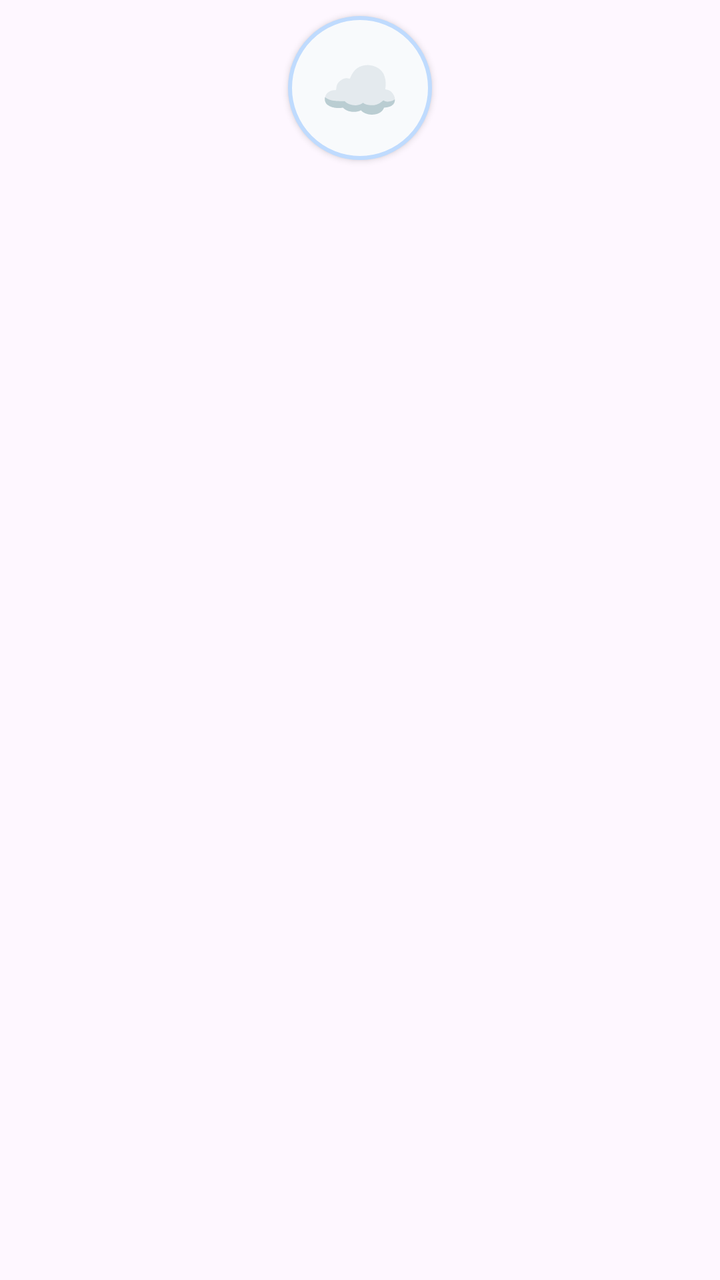
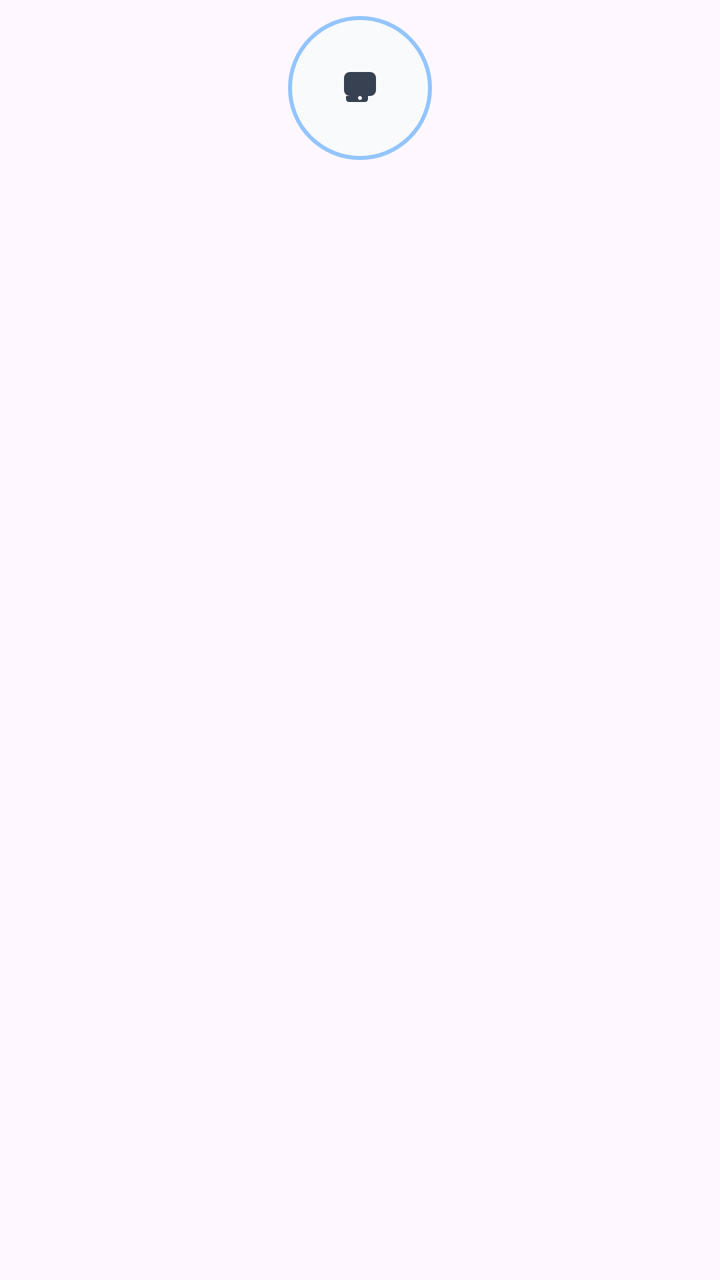

Screens rendered from an Android XML layout before and after an edit, with the pre-edit source and the edit as a unified diff.
<!-- AndroidManifest.xml: application theme Theme.Cloudy -->
<!-- res/layout/floating_cloud.xml -->
<?xml version="1.0" encoding="utf-8"?>
<LinearLayout xmlns:android="http://schemas.android.com/apk/res/android"
    android:layout_width="wrap_content"
    android:layout_height="wrap_content"
    android:orientation="vertical"
    android:gravity="center_horizontal">

    <LinearLayout
        android:id="@+id/contentPanel"
        android:layout_width="280dp"
        android:layout_height="wrap_content"
        android:orientation="vertical"
        android:padding="12dp"
        android:background="@drawable/cloud_panel_background"
        android:visibility="gone">

        <TextView
            android:layout_width="match_parent"
            android:layout_height="wrap_content"
            android:text="كلودي"
            android:textColor="#1E293B"
            android:textSize="18sp"
            android:textStyle="bold"
            android:gravity="center" />

        <EditText
            android:id="@+id/inputField"
            android:layout_width="match_parent"
            android:layout_height="wrap_content"
            android:layout_marginTop="10dp"
            android:hint="اكتب رسالة..."
            android:textColor="#0F172A"
            android:textColorHint="#94A3B8"
            android:padding="8dp"
            android:background="#E2E8F0"
            android:textSize="13sp" />

        <LinearLayout
            android:layout_width="match_parent"
            android:layout_height="wrap_content"
            android:layout_marginTop="10dp"
            android:orientation="horizontal"
            android:gravity="center">

            <Button
                android:id="@+id/sendButton"
                android:layout_width="0dp"
                android:layout_height="wrap_content"
                android:layout_weight="1"
                android:text="إرسال"
                android:backgroundTint="#2563EB"
                android:textColor="#FFFFFF"
                android:textSize="12sp" />

            <Button
                android:id="@+id/voiceButton"
                android:layout_width="0dp"
                android:layout_height="wrap_content"
                android:layout_weight="1"
                android:layout_marginStart="6dp"
                android:text="🎙️"
                android:backgroundTint="#16A34A"
                android:textColor="#FFFFFF"
                android:textSize="12sp" />
        </LinearLayout>

        <TextView
            android:id="@+id/responseText"
            android:layout_width="match_parent"
            android:layout_height="wrap_content"
            android:layout_marginTop="10dp"
            android:text="مرحبا! أنا كلودي."
            android:textColor="#334155"
            android:textSize="12sp"
            android:gravity="center"
            android:textDirection="rtl" />

        <Button
            android:id="@+id/closeButton"
            android:layout_width="match_parent"
            android:layout_height="wrap_content"
            android:layout_marginTop="10dp"
            android:text="إغلاق"
            android:backgroundTint="#0F172A"
            android:textColor="#FFFFFF"
            android:textSize="12sp" />
    </LinearLayout>

    <Button
        android:id="@+id/cloudButton"
        android:layout_width="72dp"
        android:layout_height="72dp"
        android:layout_marginTop="8dp"
        android:background="@drawable/cloud_button_background"
        android:text="☁️"
        android:textSize="32sp"
        android:contentDescription="cloud button" />
</LinearLayout>
<!-- resources referenced by this layout -->
<resources>
  <!-- drawable cloud_button_background (drawable) -->
  <?xml version="1.0" encoding="utf-8"?>
  <shape xmlns:android="http://schemas.android.com/apk/res/android">
      <solid android:color="#F8FAFC" />
      <corners android:radius="40dp" />
      <stroke android:width="2dp" android:color="#BFDBFE" />
  </shape>
  <!-- drawable cloud_panel_background (drawable) -->
  <?xml version="1.0" encoding="utf-8"?>
  <shape xmlns:android="http://schemas.android.com/apk/res/android">
      <solid android:color="#E0F2FE" />
      <corners android:radius="28dp" />
      <stroke android:width="1dp" android:color="#93C5FD" />
  </shape>
  <style name="Theme.Cloudy" parent="Theme.Material3.DayNight.NoActionBar">
          <item name="android:statusBarColor">@android:color/transparent</item>
          <item name="android:navigationBarColor">@android:color/transparent</item>
          <item name="android:windowLayoutInDisplayCutoutMode">shortEdges</item>
      </style>
</resources>

<!-- the commit's change to res/layout/floating_cloud.xml (unified diff, before → after) -->
@@ -11,13 +11,13 @@
         android:layout_height="wrap_content"
         android:orientation="vertical"
         android:padding="12dp"
-        android:background="@drawable/cloud_panel_background"
+        android:background="@drawable/robot_panel_background"
         android:visibility="gone">
 
         <TextView
             android:layout_width="match_parent"
             android:layout_height="wrap_content"
-            android:text="كلودي"
+            android:text="الخفاجي AI"
             android:textColor="#1E293B"
             android:textSize="18sp"
             android:textStyle="bold"
@@ -64,12 +64,22 @@
                 android:textSize="12sp" />
         </LinearLayout>
 
+        <Button
+            android:id="@+id/translateButton"
+            android:layout_width="match_parent"
+            android:layout_height="wrap_content"
+            android:layout_marginTop="10dp"
+            android:text="ترجمة الشاشة (فوري — سحابي)"
+            android:backgroundTint="#F59E0B"
+            android:textColor="#FFFFFF"
+            android:textSize="12sp" />
+
         <TextView
             android:id="@+id/responseText"
             android:layout_width="match_parent"
             android:layout_height="wrap_content"
             android:layout_marginTop="10dp"
-            android:text="مرحبا! أنا كلودي."
+            android:text="مرحباً! أنا الخفاجي AI."
             android:textColor="#334155"
             android:textSize="12sp"
             android:gravity="center"
@@ -86,13 +96,12 @@
             android:textSize="12sp" />
     </LinearLayout>
 
-    <Button
+    <ImageButton
         android:id="@+id/cloudButton"
         android:layout_width="72dp"
         android:layout_height="72dp"
         android:layout_marginTop="8dp"
-        android:background="@drawable/cloud_button_background"
-        android:text="☁️"
-        android:textSize="32sp"
-        android:contentDescription="cloud button" />
+        android:background="@drawable/robot_button_background"
+        android:src="@drawable/ic_robot"
+        android:contentDescription="robot button" />
 </LinearLayout>
<!-- resource entries referenced after the edit -->
@@ -1,18 +1,30 @@
 <!-- resources referenced by this layout -->
 <resources>
-  <!-- drawable cloud_button_background (drawable) -->
+  <!-- drawable ic_robot (drawable) -->
+  <?xml version="1.0" encoding="utf-8"?>
+  <vector xmlns:android="http://schemas.android.com/apk/res/android"
+      android:width="24dp"
+      android:height="24dp"
+      android:viewportWidth="24"
+      android:viewportHeight="24">
+      
+      <path
+          android:fillColor="#374151"
+          android:pathData="M4,7c0-1.66 1.34-3 3-3h10c1.66,0 3,1.34 3,3v6c0,1.66-1.34,3-3,3h-1v1.5c0,0.83-0.67,1.5-1.5,1.5h-8c-0.83,0-1.5-0.67-1.5-1.5V16H7c-1.66,0-3-1.34-3-3V7zM8,9.5c0.83,0 1.5,0.67 1.5,1.5S8.83,12.5 8,12.5 6.5,11.83 6.5,11 7.17,9.5 8,9.5zM16,9.5c0.83,0 1.5,0.67 1.5,1.5S16.83,12.5 16,12.5 14.5,11.83 14.5,11 15.17,9.5 16,9.5zM9,4h6v1H9zM12,18c0.55,0 1-0.45 1-1s-0.45-1-1-1-1,0.45-1,1 0.45,1 1,1z" />
+  </vector>
+  <!-- drawable robot_button_background (drawable) -->
   <?xml version="1.0" encoding="utf-8"?>
   <shape xmlns:android="http://schemas.android.com/apk/res/android">
       <solid android:color="#F8FAFC" />
       <corners android:radius="40dp" />
-      <stroke android:width="2dp" android:color="#BFDBFE" />
+      <stroke android:width="2dp" android:color="#93C5FD" />
   </shape>
-  <!-- drawable cloud_panel_background (drawable) -->
+  <!-- drawable robot_panel_background (drawable) -->
   <?xml version="1.0" encoding="utf-8"?>
   <shape xmlns:android="http://schemas.android.com/apk/res/android">
-      <solid android:color="#E0F2FE" />
+      <solid android:color="#F1F5F9" />
       <corners android:radius="28dp" />
-      <stroke android:width="1dp" android:color="#93C5FD" />
+      <stroke android:width="1dp" android:color="#CBD5E1" />
   </shape>
   <style name="Theme.Cloudy" parent="Theme.Material3.DayNight.NoActionBar">
           <item name="android:statusBarColor">@android:color/transparent</item>
